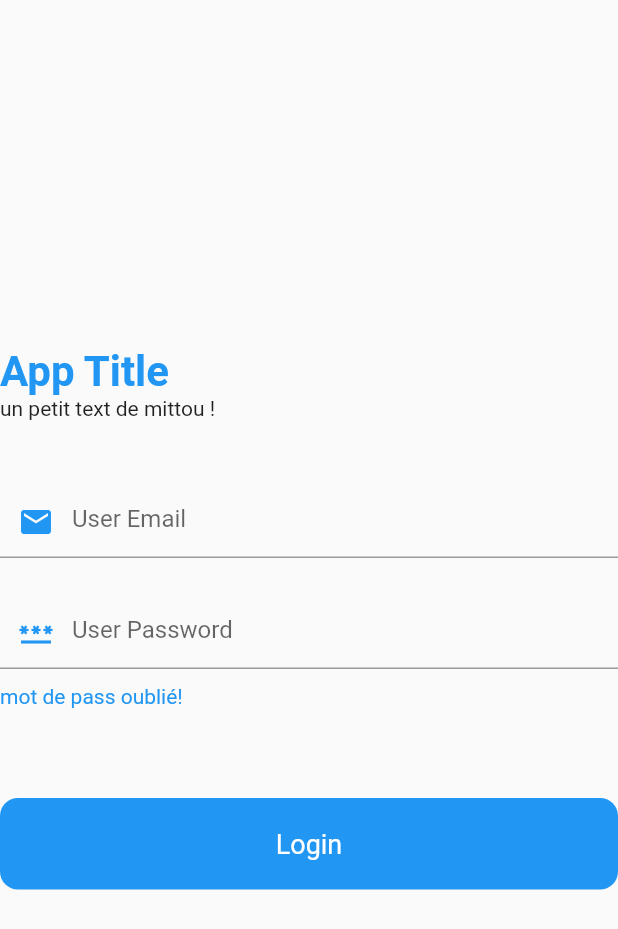
After one commit to Serdok/vcf, a Flutter app: the screen it shows after launch, after a tap on "Login", on a phone screen of 412 x 824 dp. The commit adds this screen. Shown: the top 929 px of the screen. Run offline on Flutter 3.47's test engine with Material 2 defaults, Android fonts, the phone set to English and light mode, and no system bars; our stand-ins replace firebase_auth, firebase_core, google_sign_in; missing offline and left inert: dart:ffi; accounts and stored records are empty; network calls fail.

Commit message:
authentification email mot de passe stable

```diff
--- /dev/null
+++ b/lib/LoginScreen.dart
@@ -0,0 +1,107 @@
+import 'dart:ffi';
+
+import 'package:firebase_auth/firebase_auth.dart';
+import 'package:firebase_core/firebase_core.dart';
+import 'package:flutter/material.dart';
+
+import 'ProfileScreen.dart';
+import 'UserInfoScreen.dart';
+import 'authentication.dart';
+
+
+class LoginScreen extends StatefulWidget{
+  const LoginScreen ({Key? key}) : super (key: key);
+
+  @override
+  _LoginScreenState createState() => _LoginScreenState();
+
+}
+class _LoginScreenState extends State<LoginScreen>{
+
+
+
+  @override
+  Widget build(BuildContext context){
+    TextEditingController _emailController = TextEditingController();
+    TextEditingController _passwordController = TextEditingController();
+    return Scaffold(
+
+      body: Center(
+
+        child: Column(
+          mainAxisAlignment: MainAxisAlignment.center ,
+          crossAxisAlignment: CrossAxisAlignment.start,
+          children:  [
+            const Text(
+              "App Title",
+              style: TextStyle(
+                color: Colors.blue,
+                fontSize: 28.0,
+                fontWeight: FontWeight.bold,
+
+              ),
+            ),
+            const Text("un petit text de mittou !"),
+            const SizedBox(
+              height: 44.0,
+            ),
+            TextField(
+              controller: _emailController,
+              keyboardType: TextInputType.emailAddress,
+              decoration: const  InputDecoration(
+                hintText: "User Email",
+                prefixIcon: Icon(Icons.mail, color: Colors.blue),
+              ),
+            ),
+            const SizedBox(
+              height: 26.0,
+            ),
+            TextField(
+              controller:  _passwordController,
+              obscureText: true,
+              decoration:  InputDecoration(
+                hintText: "User Password",
+                prefixIcon: Icon(Icons.password, color: Colors.blue),
+              ),
+            ),
+            const SizedBox(
+              height: 10.0,
+            ),
+            const Text("mot de pass oublié!",
+              style: TextStyle(
+                color: Colors.blue,)
+              ,),
+            const SizedBox(
+              height: 60.0,
+            ),
+            Container(
+              width : double.infinity,
+              child: RawMaterialButton(
+                fillColor:  Colors.blue,
+                elevation: 0.0,
+                padding: const EdgeInsets.symmetric(vertical: 20.0),
+                shape: RoundedRectangleBorder(borderRadius: BorderRadius.circular(12.0)),
+                onPressed: () async {
+                  User? user = await  Authentication.LoginUsingEmailPassword(email: _emailController.text,password: _passwordController.text, context: context);
+                  print(user);
+                  if(user!=null){
+                    Navigator.of(context).pushReplacement(MaterialPageRoute(builder: (context)=> ProfileScreen() ));
+                  }
+
+                },
+                child: const Text("Login", style: TextStyle(color:Colors.white, fontSize: 18.0)),
+              ),
+            ),
+
+
+
+          ],
+
+        ),
+
+
+      ),
+
+    );
+  }
+}
--- a/lib/main.dart
+++ b/lib/main.dart
@@ -1,6 +1,7 @@
 import 'package:firebase_core/firebase_core.dart';
 import 'package:flutter/material.dart';
 
+import 'LoginScreen.dart';
 import 'firebase_options.dart';
 
 void main() {
@@ -77,47 +78,31 @@ class _MyHomePageState extends State<MyHomePage> {
     // The Flutter framework has been optimized to make rerunning build methods
     // fast, so that you can just rebuild anything that needs updating rather
     // than having to individually change instances of widgets.
-    return Scaffold(
-      appBar: AppBar(
-        // Here we take the value from the MyHomePage object that was created by
-        // the App.build method, and use it to set our appbar title.
-        title: Text(widget.title),
+    return Padding(
+      padding: const EdgeInsets.all(16.0),
+      child: Column(
+        mainAxisAlignment: MainAxisAlignment.center ,
+        crossAxisAlignment: CrossAxisAlignment.start,
+        children:  [
+          Container(
+            width : double.infinity,
+            child: RawMaterialButton(
+              fillColor:  Colors.blue,
+              elevation: 0.0,
+              padding: const EdgeInsets.symmetric(vertical: 20.0),
+              shape: RoundedRectangleBorder(borderRadius: BorderRadius.circular(12.0)),
+              onPressed: () async {
+                  Navigator.of(context).pushReplacement(MaterialPageRoute(builder: (context)=> LoginScreen() ));
+
+
+              },
+              child: const Text("Login", style: TextStyle(color:Colors.white, fontSize: 18.0)),
+            ),
+          ),
+
+        ],
+
       ),
-      body: Center(
-        // Center is a layout widget. It takes a single child and positions it
-        // in the middle of the parent.
-        child: Column(
-          // Column is also a layout widget. It takes a list of children and
-          // arranges them vertically. By default, it sizes itself to fit its
-          // children horizontally, and tries to be as tall as its parent.
-          //
-          // Invoke "debug painting" (press "p" in the console, choose the
-          // "Toggle Debug Paint" action from the Flutter Inspector in Android
-          // Studio, or the "Toggle Debug Paint" command in Visual Studio Code)
-          // to see the wireframe for each widget.
-          //
-          // Column has various properties to control how it sizes itself and
-          // how it positions its children. Here we use mainAxisAlignment to
-          // center the children vertically; the main axis here is the vertical
-          // axis because Columns are vertical (the cross axis would be
-          // horizontal).
-          mainAxisAlignment: MainAxisAlignment.center,
-          children: <Widget>[
-            const Text(
-              'You have pushed the button this many times:',
-            ),
-            Text(
-              '$_counter',
-              style: Theme.of(context).textTheme.headline4,
-            ),
-          ],
-        ),
-      ),
-      floatingActionButton: FloatingActionButton(
-        onPressed: _incrementCounter,
-        tooltip: 'Increment',
-        child: const Icon(Icons.add),
-      ), // This trailing comma makes auto-formatting nicer for build methods.
     );
   }
 }
--- a/pubspec.yaml
+++ b/pubspec.yaml
@@ -39,6 +39,7 @@ dependencies:
   firebase_auth: ^3.3.20
   cloud_firestore: ^3.1.18
   firebase_storage: ^10.2.18
+  google_sign_in: ^5.0.0
 
 dev_dependencies:
   flutter_test:
@@ -63,7 +64,8 @@ flutter:
   uses-material-design: true
 
   # To add assets to your application, add an assets section, like this:
-  # assets:
+assets:
+   - assets/
   #   - images/a_dot_burr.jpeg
   #   - images/a_dot_ham.jpeg
 
```
Also changed, not shown: lib/ProfileScreen.dart (added, +20 -0 lines), lib/UserInfoScreen.dart (added, +170 -0 lines), lib/authentication.dart (added, +115 -0 lines), assets/google_logo.png (added), pubspec.lock, 2 other files.
